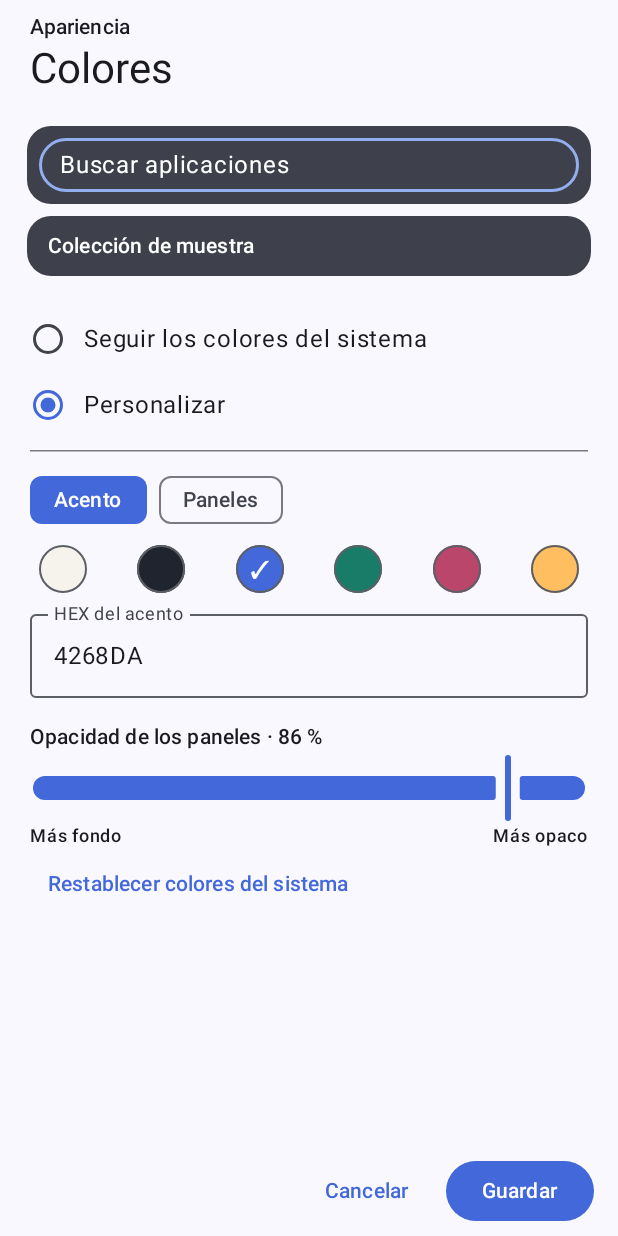
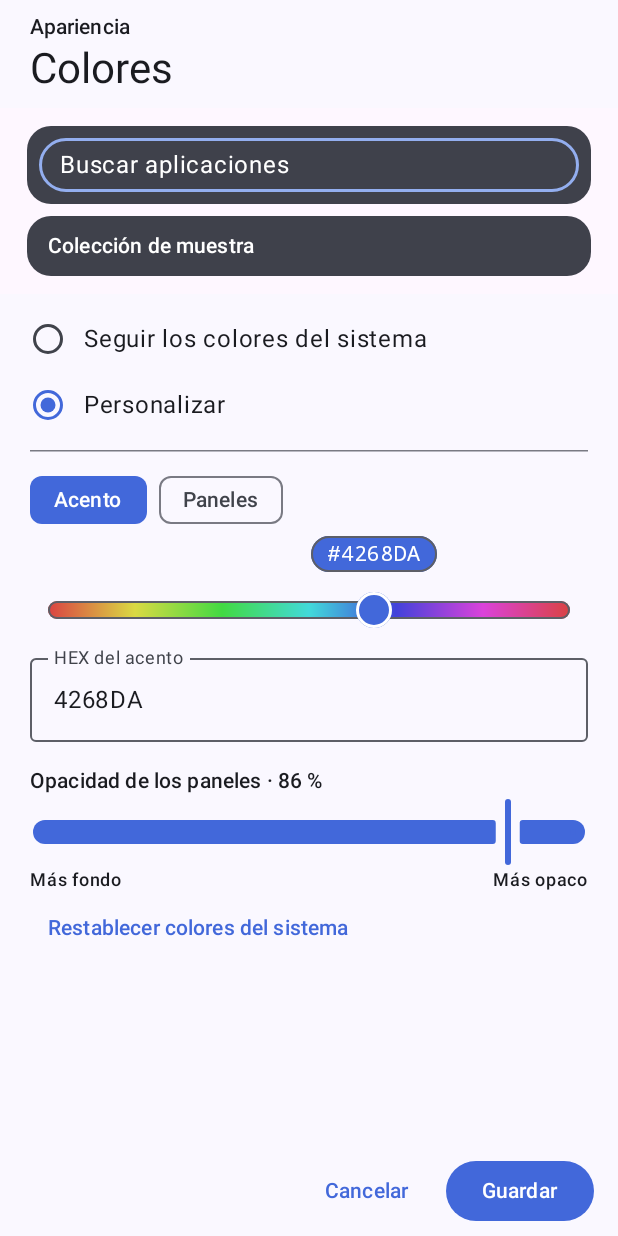
Before and after one commit to RenatoA2508/android-launcher, an Android app built with Jetpack Compose: the composable ColorSettingsScreen called with empty values, after a tap on "Personalizar", on a phone screen of 412 x 824 dp. Run offline under Robolectric (Android 15) with nearby library versions, the phone set to English and light mode, and no system bars.

Commit message:
Selecciona el tono con una barra y muestra el HEX en el indicador

```diff
--- a/app/src/main/java/com/renato/launcher/appearance/ColorSettingsScreen.kt
+++ b/app/src/main/java/com/renato/launcher/appearance/ColorSettingsScreen.kt
@@ -4,7 +4,6 @@ import androidx.activity.compose.BackHandler
 import androidx.compose.foundation.Image
 import androidx.compose.foundation.background
 import androidx.compose.foundation.border
-import androidx.compose.foundation.clickable
 import androidx.compose.foundation.layout.*
 import androidx.compose.foundation.rememberScrollState
 import androidx.compose.foundation.selection.selectable
@@ -16,7 +15,11 @@ import androidx.compose.runtime.*
 import androidx.compose.runtime.saveable.rememberSaveable
 import androidx.compose.ui.Alignment
 import androidx.compose.ui.Modifier
-import androidx.compose.ui.draw.clip
+import androidx.compose.ui.graphics.Brush
+import androidx.compose.ui.platform.LocalLayoutDirection
+import androidx.compose.ui.unit.LayoutDirection
+import androidx.compose.ui.text.font.FontFamily
+import androidx.compose.ui.semantics.stateDescription
 import androidx.compose.ui.graphics.Color
 import androidx.compose.ui.graphics.toArgb
 import androidx.compose.ui.semantics.Role
@@ -29,7 +32,6 @@ import com.renato.launcher.ui.theme.LauncherTheme
 import java.util.Locale
 import kotlin.math.roundToInt
 
-private val swatches = listOf("F6F3ED", "20242E", "4268DA", "187C68", "BB466C", "FFBF61")
 private fun hex(argb: Int) = "%06X".format(Locale.ROOT, argb and 0xFFFFFF)
 private fun parseHex(text: String): Int? = text.trim().removePrefix("#")
     .takeIf { it.matches(Regex("[0-9a-fA-F]{6}")) }?.toInt(16)?.or(0xFF000000.toInt())
@@ -44,9 +46,11 @@ fun ColorSettingsScreen(
     var custom by rememberSaveable { mutableStateOf(saved.custom) }
     var accent by rememberSaveable { mutableStateOf(hex(saved.accent)) }
     var panel by rememberSaveable { mutableStateOf(hex(saved.panel)) }
+    var accentColor by rememberSaveable { mutableIntStateOf(saved.accent) }
+    var panelColor by rememberSaveable { mutableIntStateOf(saved.panel) }
     var opacity by rememberSaveable { mutableIntStateOf(saved.opacity) }
     var editAccent by rememberSaveable { mutableStateOf(true) }
-    val draft = LauncherColors(custom, parseHex(accent) ?: saved.accent, parseHex(panel) ?: saved.panel, opacity)
+    val draft = LauncherColors(custom, accentColor, panelColor, opacity)
     val valid = !custom || (parseHex(accent) != null && parseHex(panel) != null)
     BackHandler(onBack = onCancel)
 
@@ -81,20 +85,21 @@ fun ColorSettingsScreen(
                             FilterChip(!editAccent, { editAccent = false }, label = { Text("Paneles") })
                         }
                         val value = if (editAccent) accent else panel
-                        val change: (String) -> Unit = { if (editAccent) accent = it else panel = it }
-                        Row(Modifier.fillMaxWidth(), horizontalArrangement = Arrangement.SpaceBetween) {
-                            swatches.forEach { sample ->
-                                val color = Color(parseHex(sample)!!)
-                                val selected = parseHex(value) == color.toArgb()
-                                Box(Modifier.size(44.dp).clip(CircleShape)
-                                    .selectable(selected, role = Role.RadioButton, onClick = { change(sample) })
-                                    .semantics { contentDescription = "#$sample" }, contentAlignment = Alignment.Center) {
-                                    Box(Modifier.size(32.dp).background(color, CircleShape)
-                                        .border(1.dp, scheme.outline, CircleShape), contentAlignment = Alignment.Center) {
-                                        if (selected) Text("✓", color = ink(color))
-                                    }
-                                }
+                        val change: (String) -> Unit = { input ->
+                            if (editAccent) {
+                                accent = input
+                                parseHex(input)?.let { accentColor = it }
+                            } else {
+                                panel = input
+                                parseHex(input)?.let { panelColor = it }
                             }
+                        }
+                        key(editAccent) {
+                            HueSlider(
+                                argb = if (editAccent) accentColor else panelColor,
+                                label = if (editAccent) "Color del acento" else "Color de los paneles",
+                                onColorChange = { change(hex(it)) }
+                            )
                         }
                         OutlinedTextField(value, change, Modifier.fillMaxWidth(), singleLine = true,
                             label = { Text(if (editAccent) "HEX del acento" else "HEX de los paneles") },
@@ -116,6 +121,8 @@ fun ColorSettingsScreen(
                         custom = false
                         accent = hex(defaults.accent)
                         panel = hex(defaults.panel)
+                        accentColor = defaults.accent
+                        panelColor = defaults.panel
                         opacity = defaults.opacity
                     }) { Text("Restablecer colores del sistema") }
                 }
@@ -131,6 +138,62 @@ fun ColorSettingsScreen(
                 }
             }
         }
+    }
+}
+
+@OptIn(ExperimentalMaterial3Api::class)
+@Composable
+private fun HueSlider(argb: Int, label: String, onColorChange: (Int) -> Unit) {
+    val hsv = remember(argb) {
+        FloatArray(3).also { android.graphics.Color.colorToHSV(argb, it) }
+    }
+    // Red occurs at both ends. Keep the thumb on the end the user dragged to.
+    var nearEnd by rememberSaveable { mutableStateOf(false) }
+    val hue = if (nearEnd && hsv[0] == 0f) 360f else hsv[0]
+    // Neutral colors have no hue. Moving the thumb starts a chromatic selection.
+    val saturation = hsv[1].takeIf { it > 0f } ?: 1f
+    val brightness = hsv[2].takeIf { it > 0f } ?: 1f
+    val rtl = LocalLayoutDirection.current == LayoutDirection.Rtl
+    val gradient = remember(saturation, brightness, rtl) {
+        val stops = (0..6).map { Color.hsv(it * 60f, saturation, brightness) }
+        Brush.horizontalGradient(if (rtl) stops.reversed() else stops)
+    }
+    val selected = Color(argb)
+    val code = "#" + hex(argb)
+    val thumbSize = 24.dp
+    BoxWithConstraints(Modifier.fillMaxWidth()) {
+        val badgeWidth = minOf(84.dp, maxWidth)
+        val center = thumbSize / 2 + (maxWidth - thumbSize) * (hue / 360f)
+        Surface(
+            modifier = Modifier.offset(x = (center - badgeWidth / 2).coerceIn(0.dp, maxWidth - badgeWidth))
+                .width(badgeWidth),
+            shape = CircleShape, color = selected, contentColor = ink(selected),
+            border = androidx.compose.foundation.BorderStroke(1.dp, MaterialTheme.colorScheme.outline)
+        ) {
+            Box(Modifier.padding(vertical = 2.dp), contentAlignment = Alignment.Center) {
+                Text(code, style = MaterialTheme.typography.labelLarge, fontFamily = FontFamily.Monospace)
+            }
+        }
+        Slider(
+            value = hue,
+            onValueChange = { degrees ->
+                nearEnd = degrees > 180f
+                onColorChange(Color.hsv(degrees, saturation, brightness).toArgb())
+            },
+            valueRange = 0f..360f,
+            modifier = Modifier.fillMaxWidth().padding(top = 25.dp).semantics {
+                contentDescription = label
+                stateDescription = code
+            },
+            thumb = {
+                Box(Modifier.size(thumbSize).background(selected, CircleShape)
+                    .border(2.dp, ink(selected), CircleShape))
+            },
+            track = {
+                Box(Modifier.fillMaxWidth().height(12.dp).background(gradient, CircleShape)
+                    .border(1.dp, MaterialTheme.colorScheme.outline, CircleShape))
+            }
+        )
     }
 }
 
```
